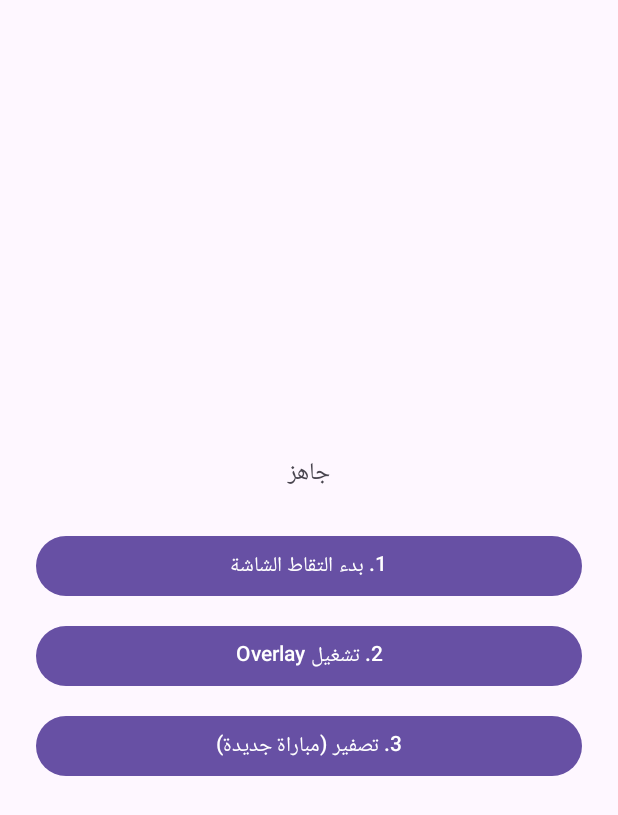
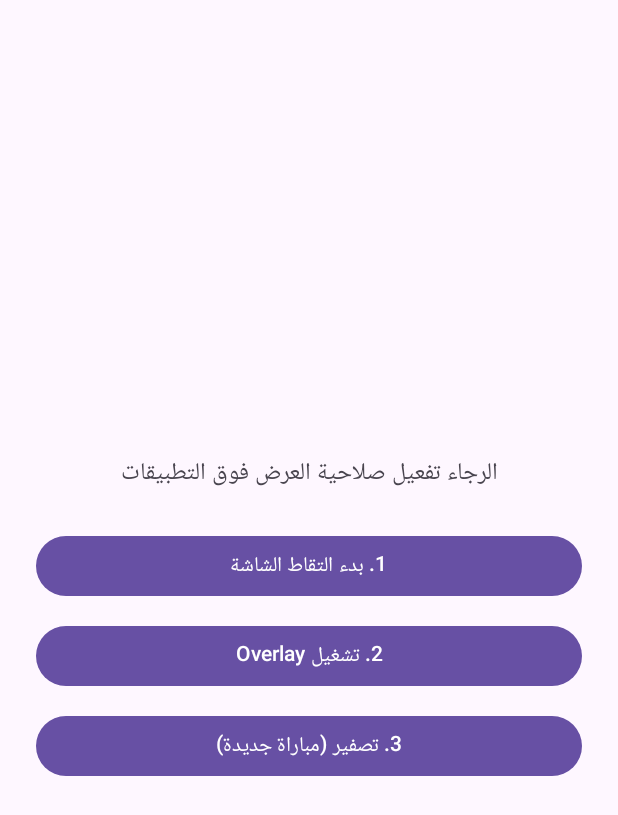
Before and after one commit to I7SOn/Rejio-collecter, an Android app: the screen it shows after launch (MainActivity), after a tap on "2. تشغيل Overlay", on a phone screen of 412 x 824 dp. Shown: the top 815 px of the screen. Run offline under Robolectric (Android 15) with nearby library versions, the phone set to English and light mode, and no system bars.

Commit message:
Update MainActivity.kt

```diff
--- a/app/src/main/java/com/elixirtracker/MainActivity.kt
+++ b/app/src/main/java/com/elixirtracker/MainActivity.kt
@@ -1,8 +1,10 @@
 package com.elixirtracker
 
+import android.Manifest
 import android.content.Intent
 import android.media.projection.MediaProjectionManager
 import android.net.Uri
+import android.os.Build
 import android.os.Bundle
 import android.provider.Settings
 import android.widget.Button
@@ -34,6 +36,14 @@ class MainActivity : AppCompatActivity() {
         }
     }
 
+    private val notifLauncher = registerForActivityResult(
+        ActivityResultContracts.RequestPermission()
+    ) { isGranted ->
+        if (!isGranted) {
+            status.text = "تنبيه: صلاحية الإشعارات مرفوضة، قد لا يعمل Overlay"
+        }
+    }
+
     override fun onCreate(savedInstanceState: Bundle?) {
         super.onCreate(savedInstanceState)
         setContentView(R.layout.activity_main)
@@ -42,6 +52,11 @@ class MainActivity : AppCompatActivity() {
         btnCapture = findViewById(R.id.btnCapture)
         btnOverlay = findViewById(R.id.btnOverlay)
         btnReset = findViewById(R.id.btnReset)
+
+        // طلب صلاحية الإشعارات (ضروري لأندرويد 13+)
+        if (Build.VERSION.SDK_INT >= Build.VERSION_CODES.TIRAMISU) {
+            notifLauncher.launch(Manifest.permission.POST_NOTIFICATIONS)
+        }
 
         btnCapture.setOnClickListener {
             val mgr = getSystemService(MEDIA_PROJECTION_SERVICE) as MediaProjectionManager
@@ -54,9 +69,14 @@ class MainActivity : AppCompatActivity() {
                     Settings.ACTION_MANAGE_OVERLAY_PERMISSION,
                     Uri.parse("package:$packageName")
                 ))
+                status.text = "الرجاء تفعيل صلاحية العرض فوق التطبيقات"
             } else {
-                startService(Intent(this, OverlayService::class.java))
-                status.text = "Overlay: يعمل"
+                try {
+                    startService(Intent(this, OverlayService::class.java))
+                    status.text = "Overlay: يعمل"
+                } catch (e: Exception) {
+                    status.text = "خطأ في Overlay: ${e.message}"
+                }
             }
         }
 
```
